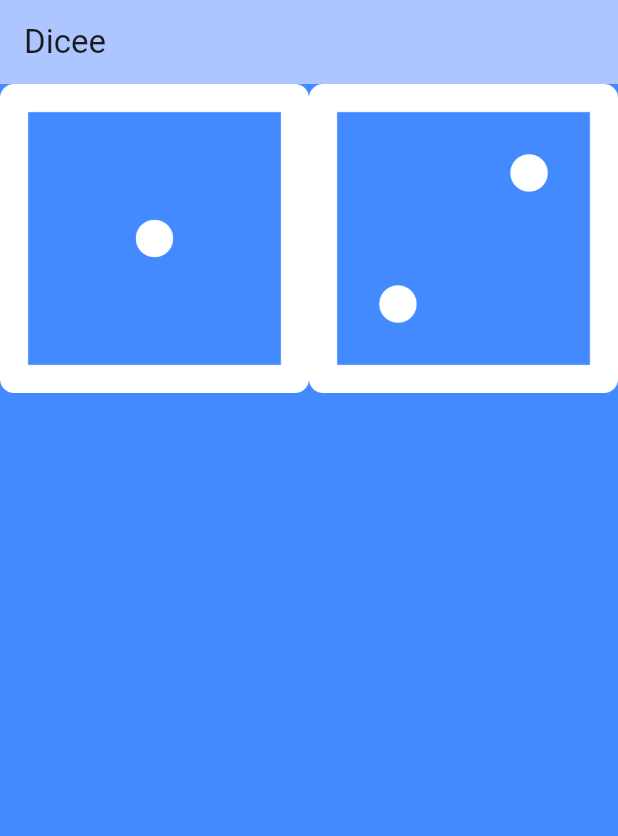
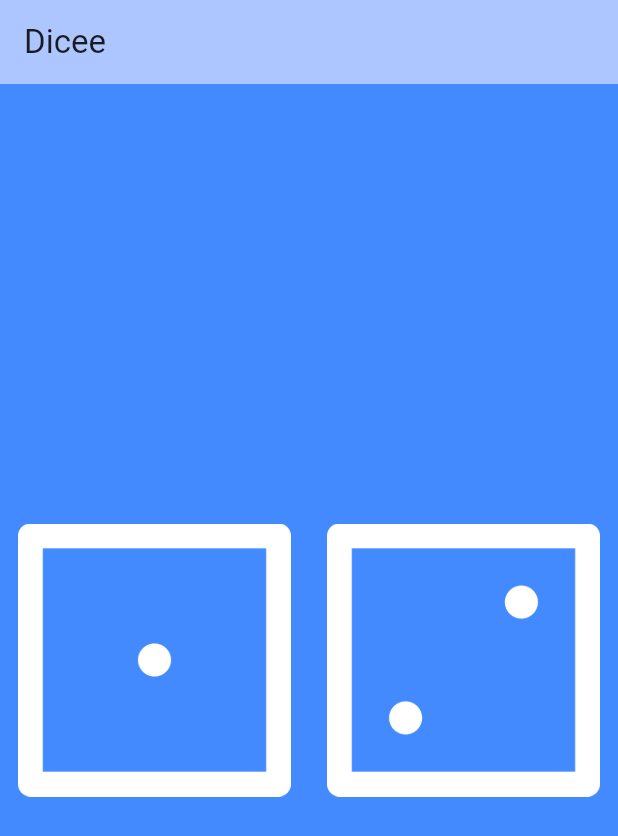
Before and after one commit to pranaypatel512/dicee_flutter, a Flutter app: the screen it shows after launch, on a phone screen of 412 x 824 dp. Shown: the top 836 px of the screen. Run offline on Flutter 3.47's test engine with Material 2 defaults, Android fonts, the phone set to English and light mode, and no system bars.

Commit message:
Added text button

```diff
--- a/lib/main.dart
+++ b/lib/main.dart
@@ -1,3 +1,4 @@
+import 'package:flutter/foundation.dart';
 import 'package:flutter/material.dart';
 
 void main() {
@@ -47,19 +48,31 @@ class MyHomePage extends StatelessWidget {
           backgroundColor: Theme.of(context).colorScheme.inversePrimary,
           title: Text('Dicee'),
         ),
-        body: Row(
-          children: [
-            Expanded(
-              child: Container(
-                child: Image(image: AssetImage('images/dice1.png')),
+        body: Center(
+          child: Row(
+            children: [
+              Expanded(
+                child: TextButton(
+                  onPressed: () {
+                    if (kDebugMode) {
+                      print("First dicee clicked");
+                    }
+                  },
+                  child: Image.asset('images/dice1.png'),
+                ),
               ),
-            ),
-            Expanded(
-              child: Container(
-                child: Image(image: AssetImage('images/dice2.png')),
+              Expanded(
+                child: TextButton(
+                  onPressed: () {
+                    if (kDebugMode) {
+                      print("Second dicee clicked");
+                    }
+                  },
+                  child: Image.asset('images/dice2.png'),
+                ),
               ),
-            )
-          ],
+            ],
+          ),
         ));
   }
 }
```
